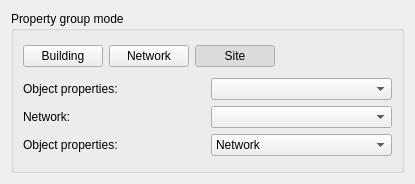
Qt form SIM-VICUS/src/SVPropModeSelectionWidget.ui (ghorwin/SIM-VICUS) before a commit.
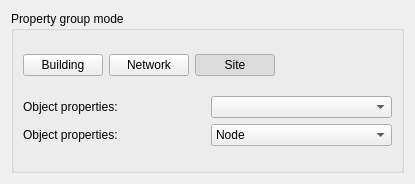
The same form after that commit.

Commit message: Finish Feature-DrawNetwork

Patch:
```diff
--- a/SIM-VICUS/src/SVPropModeSelectionWidget.ui
+++ b/SIM-VICUS/src/SVPropModeSelectionWidget.ui
@@ -83,13 +83,15 @@
       </item>
       <item row="1" column="0" colspan="4">
        <layout class="QGridLayout" name="gridLayout">
-        <item row="2" column="1">
+        <item row="0" column="0">
+         <widget class="QLabel" name="labelBuildingProperties">
+          <property name="text">
+           <string>Object properties:</string>
+          </property>
+         </widget>
+        </item>
+        <item row="1" column="1">
          <widget class="QComboBox" name="comboBoxNetworkProperties">
-          <item>
-           <property name="text">
-            <string>Network</string>
-           </property>
-          </item>
           <item>
            <property name="text">
             <string>Node</string>
@@ -112,33 +114,16 @@
           </item>
          </widget>
         </item>
+        <item row="1" column="0">
+         <widget class="QLabel" name="labelNetworkProperties">
+          <property name="text">
+           <string>Object properties:</string>
+          </property>
+         </widget>
+        </item>
         <item row="0" column="1">
          <widget class="QComboBox" name="comboBoxBuildingProperties"/>
         </item>
-        <item row="2" column="0">
-         <widget class="QLabel" name="labelNetworkProperties">
-          <property name="text">
-           <string>Object properties:</string>
-          </property>
-         </widget>
-        </item>
-        <item row="0" column="0">
-         <widget class="QLabel" name="labelBuildingProperties">
-          <property name="text">
-           <string>Object properties:</string>
-          </property>
-         </widget>
-        </item>
-        <item row="1" column="0">
-         <widget class="QLabel" name="labelSelectedNetwork">
-          <property name="text">
-           <string>Network:</string>
-          </property>
-         </widget>
-        </item>
-        <item row="1" column="1">
-         <widget class="QComboBox" name="comboBoxSelectedNetwork"/>
-        </item>
        </layout>
       </item>
      </layout>
```
The commit also changes 67 other files.
